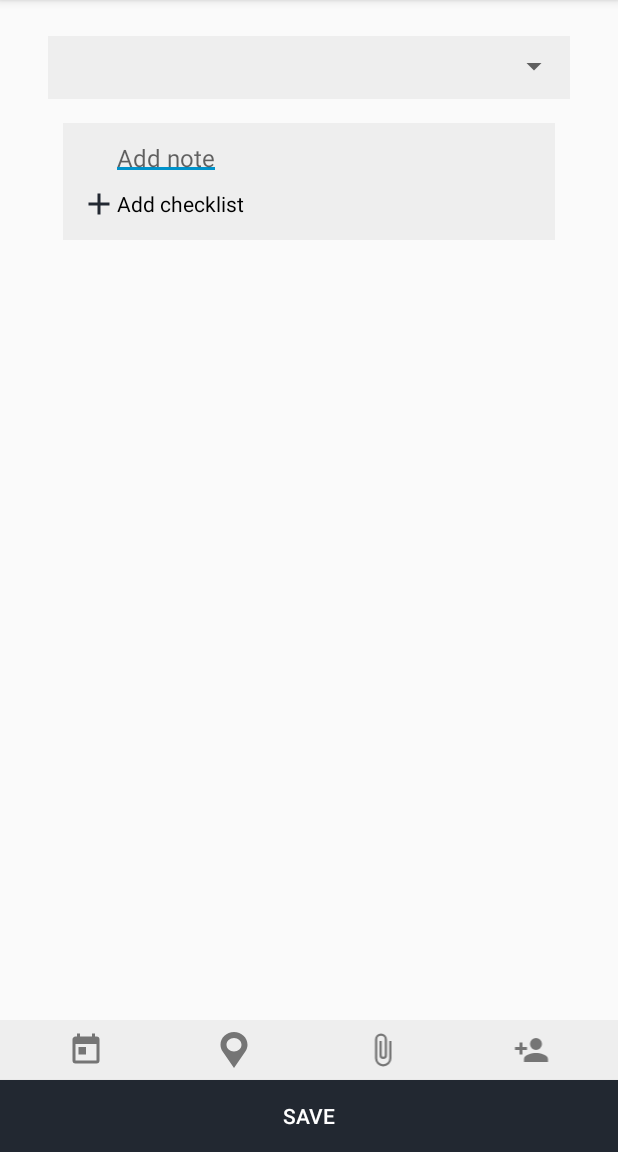
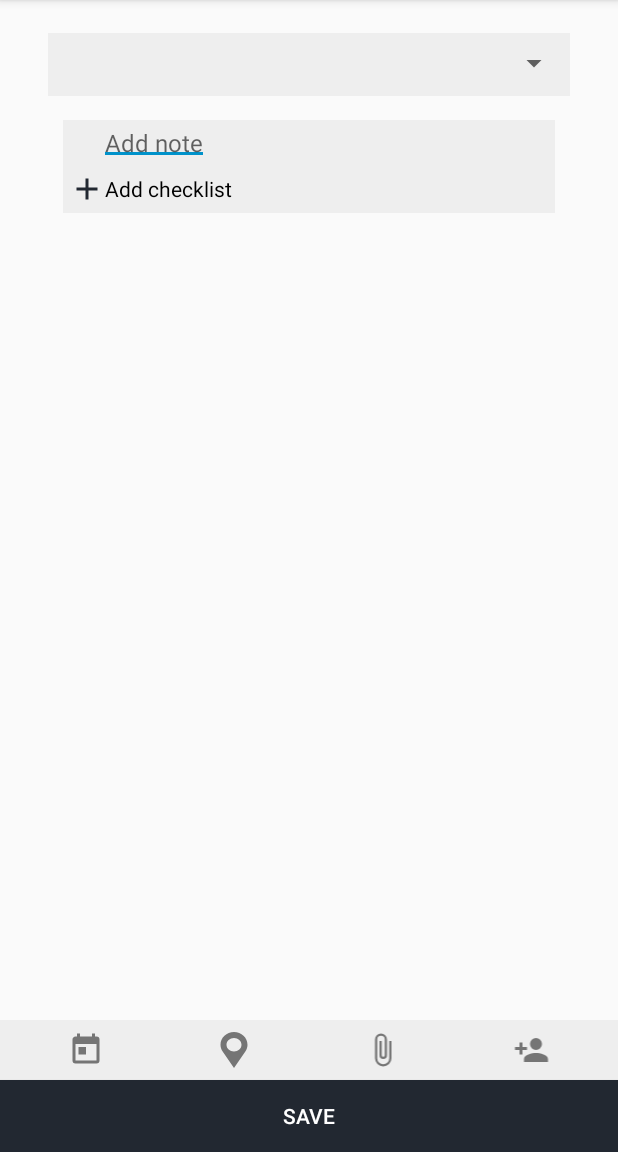
Before and after one commit to IraSmalko/Skedily, an Android app: the screen it shows after launch (AddCardActivity), on a phone screen of 412 x 824 dp, the part 84-1236 px from its top. Run offline under Robolectric (Android 15) with nearby library versions, the phone set to English and light mode, and no system bars; our stand-ins replace RxJava, data binding; libraries missing offline, so code that uses them is left out: com.github.nitrico.lastadapter, com.trello.rxlifecycle2; 1 statement that could not run was skipped.

Commit message:
UI + CheckBox

```diff
--- a/app/src/main/java/com/skedily/databinding/CommonBindingAdapters.kt
+++ b/app/src/main/java/com/skedily/databinding/CommonBindingAdapters.kt
@@ -5,11 +5,8 @@
 import android.support.v4.content.ContextCompat
 import android.support.v7.widget.RecyclerView
 import android.view.View
-import android.widget.AdapterView
+import android.widget.*
 import android.widget.AdapterView.OnItemSelectedListener
-import android.widget.ArrayAdapter
-import android.widget.ImageView
-import android.widget.Spinner
 import com.bumptech.glide.Glide
 import com.bumptech.glide.load.resource.bitmap.CircleCrop
 import com.bumptech.glide.request.RequestOptions.bitmapTransform
--- a/app/src/main/java/com/skedily/model/ChecklistItem.kt
+++ b/app/src/main/java/com/skedily/model/ChecklistItem.kt
@@ -6,6 +6,4 @@
  * Created by smalk on 12/1/2017.
  */
 class ChecklistItem(var name: String,
-                    var state: Boolean) : BaseObservable() {
-
-}
+                    var state: Boolean) : BaseObservable()
--- a/app/src/main/res/layout/activity_add_card.xml
+++ b/app/src/main/res/layout/activity_add_card.xml
@@ -14,6 +14,15 @@
     <RelativeLayout
         android:layout_width="match_parent"
         android:layout_height="match_parent">
+
+        <ScrollView
+            android:id="@+id/addNote"
+            android:layout_width="match_parent"
+            android:layout_height="110dp">
+
+            <RelativeLayout
+                android:layout_width="match_parent"
+                android:layout_height="wrap_content">
 
                 <LinearLayout
                     android:id="@+id/spinner"
@@ -34,17 +43,16 @@
                         app:setSpinnerAdapter='@{true}' />
                 </LinearLayout>
 
+
                 <LinearLayout
                     android:layout_width="match_parent"
                     android:layout_height="wrap_content"
                     android:layout_below="@+id/spinner"
-            android:layout_marginBottom="110dp"
                     android:layout_marginLeft="42dp"
                     android:layout_marginRight="42dp"
                     android:layout_marginTop="8dp"
                     android:background="@color/grey"
-            android:orientation="vertical"
-            android:padding="8dp">
+                    android:orientation="vertical">
 
                     <EditText
                         android:layout_width="wrap_content"
@@ -55,6 +63,19 @@
                         android:text='@={vm.note}'
                         android:textColor="@color/black"
                         android:textSize="16sp" />
+                </LinearLayout>
+            </RelativeLayout>
+        </ScrollView>
+
+        <LinearLayout
+            android:layout_width="match_parent"
+            android:layout_height="wrap_content"
+            android:layout_below="@id/addNote"
+            android:layout_marginBottom="110dp"
+            android:layout_marginLeft="42dp"
+            android:layout_marginRight="42dp"
+            android:background="@color/grey"
+            android:orientation="vertical">
 
             <LinearLayout
                 android:layout_width="wrap_content"
@@ -89,7 +110,6 @@
                 app:scrollTo='@{vm.positionToScroll}'
                 tools:layout_height="200dp"
                 tools:listitem="@layout/item_checklist" />
-
         </LinearLayout>
 
         <LinearLayout
--- a/app/src/main/res/layout/item_checklist.xml
+++ b/app/src/main/res/layout/item_checklist.xml
@@ -13,10 +13,10 @@
         android:layout_height="wrap_content"
         android:orientation="horizontal">
 
-        <RadioButton
+        <CheckBox
             android:layout_width="wrap_content"
             android:layout_height="wrap_content"
-            android:checked='@={item.state}' />
+            android:checked='@={item.state}'/>
 
         <EditText
             android:layout_width="match_parent"
--- a/build.gradle
+++ b/build.gradle
@@ -23,6 +23,8 @@
         kodein_version = '4.1.0'
 
         paperparcel_version = '2.0.4'
+
+        firebase_version = '11.6.0'
 
         sdkVersion = 26
         bToolsVersion = "26.0.2"
```
Also changed, not shown: app/build.gradle (+5 -10 lines). Lines whose indentation alone changed are shown as unchanged.
